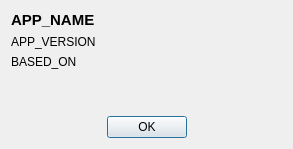
Old version of the form src/app/aboutdialog.ui in the repository shiftech-my-id/simple-pos-desktop.
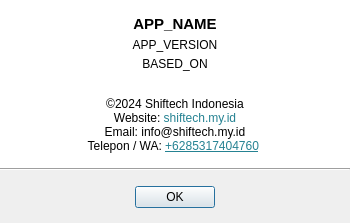
New version of the form.

What changed in the file:
```diff
--- a/src/app/aboutdialog.ui
+++ b/src/app/aboutdialog.ui
@@ -6,16 +6,58 @@
    <rect>
     <x>0</x>
     <y>0</y>
-    <width>293</width>
-    <height>149</height>
+    <width>350</width>
+    <height>223</height>
    </rect>
   </property>
+  <property name="minimumSize">
+   <size>
+    <width>350</width>
+    <height>0</height>
+   </size>
+  </property>
   <property name="windowTitle">
    <string>Tentang</string>
   </property>
-  <layout class="QVBoxLayout" name="verticalLayout_2" stretch="1,0">
+  <property name="styleSheet">
+   <string notr="true">#contentFrame {
+	background: #fff;
+}</string>
+  </property>
+  <layout class="QVBoxLayout" name="verticalLayout_2" stretch="0,0,0">
+   <property name="spacing">
+    <number>0</number>
+   </property>
+   <property name="leftMargin">
+    <number>0</number>
+   </property>
+   <property name="topMargin">
+    <number>0</number>
+   </property>
+   <property name="rightMargin">
+    <number>0</number>
+   </property>
+   <property name="bottomMargin">
+    <number>0</number>
+   </property>
    <item>
+    <widget class="QFrame" name="contentFrame">
     <layout class="QVBoxLayout" name="verticalLayout">
+      <property name="spacing">
+       <number>5</number>
+      </property>
+      <property name="leftMargin">
+       <number>15</number>
+      </property>
+      <property name="topMargin">
+       <number>15</number>
+      </property>
+      <property name="rightMargin">
+       <number>15</number>
+      </property>
+      <property name="bottomMargin">
+       <number>15</number>
+      </property>
      <item>
       <widget class="QLabel" name="appNameLabel">
        <property name="font">
@@ -27,6 +69,9 @@
        <property name="text">
         <string>APP_NAME</string>
        </property>
+        <property name="alignment">
+         <set>Qt::AlignCenter</set>
+        </property>
       </widget>
      </item>
      <item>
@@ -34,6 +79,9 @@
        <property name="text">
         <string>APP_VERSION</string>
        </property>
+        <property name="alignment">
+         <set>Qt::AlignCenter</set>
+        </property>
       </widget>
      </item>
      <item>
@@ -41,6 +89,9 @@
        <property name="text">
         <string>BASED_ON</string>
        </property>
+        <property name="alignment">
+         <set>Qt::AlignCenter</set>
+        </property>
       </widget>
      </item>
      <item>
@@ -56,10 +107,47 @@
        </property>
       </spacer>
      </item>
-    </layout>
+      <item>
+       <widget class="QLabel" name="label">
+        <property name="text">
+         <string>&lt;html&gt;
+&lt;head/&gt;
+&lt;body&gt;
+  &lt;p align=&quot;center&quot;&gt;
+    ©2024 Shiftech Indonesia
+  &lt;br/&gt;Website: &lt;a href=&quot; https://www.shiftech.my.id&quot;&gt;&lt;span style=&quot;color:#258292;&quot;&gt;shiftech.my.id&lt;/span&gt;&lt;/a&gt;
+  &lt;br/&gt;Email: info@shiftech.my.id
+  &lt;br/&gt;Telepon / WA: &lt;a href=&quot;https://wa.me/+6285317404760&quot;&gt;&lt;span style=&quot; color:#258292;&quot;&gt;+6285317404760&lt;/span&gt;&lt;/a&gt;
+&lt;/p&gt;
+&lt;/body&gt;
+&lt;/html&gt;</string>
+        </property>
+       </widget>
+      </item>
+     </layout>
+    </widget>
+   </item>
+   <item>
+    <widget class="Line" name="line">
+     <property name="orientation">
+      <enum>Qt::Horizontal</enum>
+     </property>
+    </widget>
    </item>
    <item>
     <layout class="QHBoxLayout" name="horizontalLayout">
+     <property name="leftMargin">
+      <number>15</number>
+     </property>
+     <property name="topMargin">
+      <number>15</number>
+     </property>
+     <property name="rightMargin">
+      <number>15</number>
+     </property>
+     <property name="bottomMargin">
+      <number>15</number>
+     </property>
      <item>
       <spacer name="horizontalSpacer">
        <property name="orientation">
```
Lines whose indentation alone changed are shown as unchanged.
